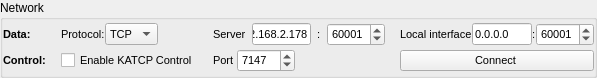
ska-sa/AVNSignalAnalyser, file NetworkConnectionWidget.ui: the form before one commit.
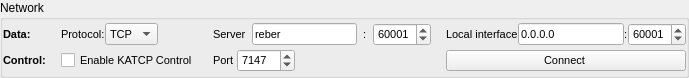
The form after the commit.

```diff
--- a/NetworkConnectionWidget.ui
+++ b/NetworkConnectionWidget.ui
@@ -6,7 +6,7 @@
    <rect>
     <x>0</x>
     <y>0</y>
-    <width>597</width>
+    <width>689</width>
     <height>78</height>
    </rect>
   </property>
@@ -108,7 +108,7 @@
           </font>
          </property>
          <property name="text">
-          <string>192.168.2.178</string>
+          <string>reber</string>
          </property>
         </widget>
        </item>
```
